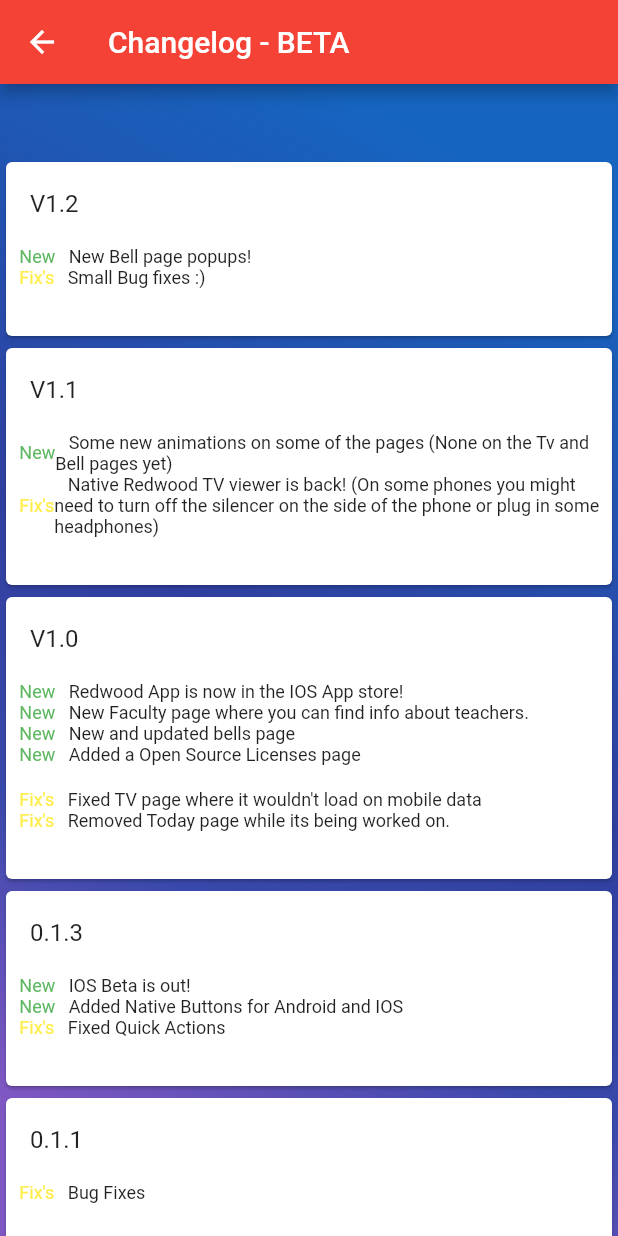
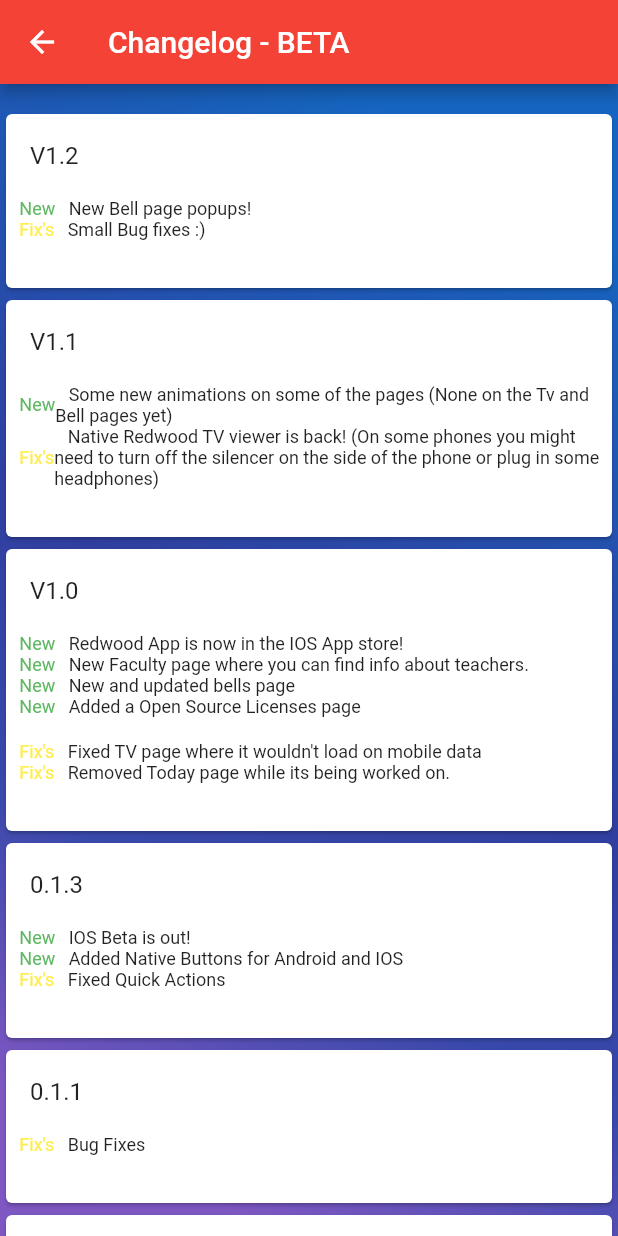
Before and after one commit to partnercloudsupport/Redwood, a Flutter app: the changelog screen opened by its route, on a phone screen of 412 x 824 dp. Run offline on Flutter 3.47's test engine with Material 2 defaults, Android fonts, the phone set to English and light mode, and no system bars; our stand-ins replace cloud_firestore, connectivity, firebase_auth, firebase_database, firebase_messaging, firebase_remote_config and 6 more; missing offline and left inert: flutter_villains, flutter_youtube, quick_actions, scalable_image; accounts and stored records are empty; network calls fail.

Commit message:
Small changes

```diff
--- a/lib/screens/changelog.dart
+++ b/lib/screens/changelog.dart
@@ -41,7 +41,7 @@ class changelog extends StatelessWidget {
               new Column(
                 mainAxisAlignment: MainAxisAlignment.center,
                 children: <Widget>[
-                  new Text('\n\n'),
+                  new Text(''),
                   new Card(
                     child: new Column(
                       mainAxisSize: MainAxisSize.min,
```
Also changed, not shown: lib/main.dart (+18 -18 lines).
